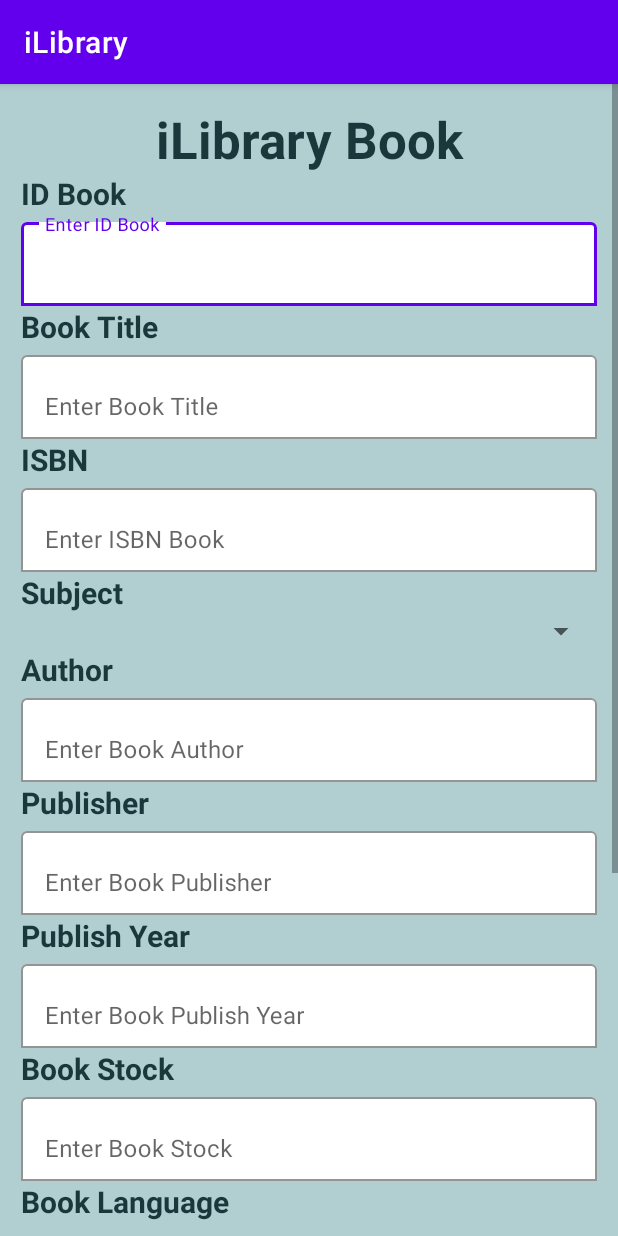
After one commit to eunannana/iLibrary, an Android app: the AddBook screen opened directly, with no data from a screen before it, on a phone screen of 412 x 824 dp. The commit adds this screen. Run offline under Robolectric (Android 15) with nearby library versions, the phone set to English and light mode, and no system bars.

Commit message:
layout for add member and add book

```diff
--- a/src/main/AndroidManifest.xml
+++ b/src/main/AndroidManifest.xml
@@ -9,6 +9,12 @@
         android:roundIcon="@drawable/applogo"
         android:supportsRtl="true"
         android:theme="@style/Theme.ILibrary">
+        <activity
+            android:name=".AddBook"
+            android:exported="false" />
+        <activity
+            android:name=".AddMember"
+            android:exported="false" />
         <activity
             android:name=".Row_Member"
             android:exported="false" />
--- /dev/null
+++ b/src/main/java/com/example/ilibrary/AddBook.java
@@ -0,0 +1,14 @@
+package com.example.ilibrary;
+
+import androidx.appcompat.app.AppCompatActivity;
+
+import android.os.Bundle;
+
+public class AddBook extends AppCompatActivity {
+
+    @Override
+    protected void onCreate(Bundle savedInstanceState) {
+        super.onCreate(savedInstanceState);
+        setContentView(R.layout.activity_add_book);
+    }
+}
--- a/src/main/java/com/example/ilibrary/librarian_login.java
+++ b/src/main/java/com/example/ilibrary/librarian_login.java
@@ -22,10 +22,10 @@ public class librarian_login extends AppCompatActivity {
         super.onCreate(savedInstanceState);
         setContentView(R.layout.activity_librarian_login);
 
-        librarian_login = findViewById(R.id.login_librarian_button);
-
         librarian_id = findViewById(R.id.librarianID);
         librarian_pass = findViewById(R.id.librarianPass);
+
+        librarian_login = findViewById(R.id.login_librarian_button);
 
         librarian_login.setOnClickListener(new View.OnClickListener() {
             @Override
--- /dev/null
+++ b/src/main/res/layout/activity_add_book.xml
@@ -0,0 +1,294 @@
+<?xml version="1.0" encoding="utf-8"?>
+<ScrollView xmlns:android="http://schemas.android.com/apk/res/android"
+    xmlns:app="http://schemas.android.com/apk/res-auto"
+    xmlns:tools="http://schemas.android.com/tools"
+    android:id="@+id/addBookPage"
+    android:layout_width="match_parent"
+    android:layout_height="match_parent"
+    tools:context=".AddBook">
+
+    <LinearLayout
+        android:layout_width="match_parent"
+        android:layout_height="wrap_content"
+        android:background="#B1CFD1"
+        android:orientation="vertical"
+        android:padding="14dp">
+
+        <TextView
+            android:layout_width="match_parent"
+            android:layout_height="match_parent"
+            android:text="iLibrary Book"
+            android:textAlignment="center"
+            android:textColor="#1A373C"
+            android:textSize="34sp"
+            android:textStyle="bold" />
+
+        <TextView
+            android:layout_width="match_parent"
+            android:layout_height="match_parent"
+            android:text="ID Book"
+            android:textColor="#1A373C"
+            android:textSize="20sp"
+            android:textStyle="bold" />
+
+        <com.google.android.material.textfield.TextInputLayout
+            android:layout_width="match_parent"
+            android:layout_height="wrap_content"
+            app:boxBackgroundColor="@color/white"
+            app:boxBackgroundMode="outline">
+
+            <EditText
+                android:id="@+id/IDbook"
+                android:layout_width="match_parent"
+                android:layout_height="wrap_content"
+                android:hint="Enter ID Book"
+                android:inputType="number" />
+        </com.google.android.material.textfield.TextInputLayout>
+
+        <TextView
+            android:layout_width="match_parent"
+            android:layout_height="match_parent"
+            android:text="Book Title"
+            android:textColor="#1A373C"
+            android:textSize="20sp"
+            android:textStyle="bold" />
+
+        <com.google.android.material.textfield.TextInputLayout
+            android:layout_width="match_parent"
+            android:layout_height="wrap_content"
+            app:boxBackgroundColor="@color/white"
+            app:boxBackgroundMode="outline">
+
+            <EditText
+                android:id="@+id/titleBook"
+                android:layout_width="match_parent"
+                android:layout_height="wrap_content"
+                android:hint="Enter Book Title" />
+        </com.google.android.material.textfield.TextInputLayout>
+
+        <TextView
+            android:layout_width="match_parent"
+            android:layout_height="match_parent"
+            android:text="ISBN"
+            android:textColor="#1A373C"
+            android:textSize="20sp"
+            android:textStyle="bold" />
+
+        <com.google.android.material.textfield.TextInputLayout
+            android:layout_width="match_parent"
+            android:layout_height="wrap_content"
+            app:boxBackgroundColor="@color/white"
+            app:boxBackgroundMode="outline">
+
+            <EditText
+                android:id="@+id/ISBN"
+                android:layout_width="match_parent"
+                android:layout_height="wrap_content"
+                android:hint="Enter ISBN Book"
+                android:inputType="number" />
+        </com.google.android.material.textfield.TextInputLayout>
+
+        <TextView
+            android:layout_width="match_parent"
+            android:layout_height="match_parent"
+            android:text="Subject"
+            android:textColor="#1A373C"
+            android:textSize="20sp"
+            android:textStyle="bold" />
+
+        <com.google.android.material.textfield.TextInputLayout
+            android:layout_width="match_parent"
+            android:layout_height="wrap_content"
+            app:boxBackgroundColor="@color/white"
+            app:boxBackgroundMode="outline">
+
+            <Spinner
+                android:id="@+id/spinner2"
+                android:layout_width="match_parent"
+                android:layout_height="wrap_content"
+                android:spinnerMode="dropdown" />
+        </com.google.android.material.textfield.TextInputLayout>
+
+        <TextView
+            android:layout_width="match_parent"
+            android:layout_height="match_parent"
+            android:text="Author"
+            android:textColor="#1A373C"
+            android:textSize="20sp"
+            android:textStyle="bold" />
+
+        <com.google.android.material.textfield.TextInputLayout
+            android:layout_width="match_parent"
+            android:layout_height="wrap_content"
+            app:boxBackgroundColor="@color/white"
+            app:boxBackgroundMode="outline">
+
+            <EditText
+                android:id="@+id/authorBook"
+                android:layout_width="match_parent"
+                android:layout_height="wrap_content"
+                android:layout_weight="1"
+                android:ems="10"
+                android:hint="Enter Book Author" />
+        </com.google.android.material.textfield.TextInputLayout>
+
+
+        <TextView
+            android:layout_width="match_parent"
+            android:layout_height="match_parent"
+            android:text="Publisher"
+            android:textColor="#1A373C"
+            android:textSize="20sp"
+            android:textStyle="bold" />
+
+        <com.google.android.material.textfield.TextInputLayout
+            android:layout_width="match_parent"
+            android:layout_height="wrap_content"
+            app:boxBackgroundColor="@color/white"
+            app:boxBackgroundMode="outline">
+
+            <EditText
+                android:id="@+id/publisherBook"
+                android:layout_width="match_parent"
+                android:layout_height="wrap_content"
+                android:hint="Enter Book Publisher" />
+        </com.google.android.material.textfield.TextInputLayout>
+
+        <TextView
+            android:layout_width="match_parent"
+            android:layout_height="match_parent"
+            android:text="Publish Year"
+            android:textColor="#1A373C"
+            android:textSize="20sp"
+            android:textStyle="bold" />
+
+        <com.google.android.material.textfield.TextInputLayout
+            android:layout_width="match_parent"
+            android:layout_height="wrap_content"
+            app:boxBackgroundColor="@color/white"
+            app:boxBackgroundMode="outline">
+
+            <EditText
+                android:id="@+id/yearBook"
+                android:layout_width="match_parent"
+                android:layout_height="wrap_content"
+                android:hint="Enter Book Publish Year"
+                android:inputType="number" />
+        </com.google.android.material.textfield.TextInputLayout>
+
+        <TextView
+            android:layout_width="match_parent"
+            android:layout_height="match_parent"
+            android:text="Book Stock"
+            android:textColor="#1A373C"
+            android:textSize="20sp"
+            android:textStyle="bold" />
+
+        <com.google.android.material.textfield.TextInputLayout
+            android:layout_width="match_parent"
+            android:layout_height="wrap_content"
+            app:boxBackgroundColor="@color/white"
+            app:boxBackgroundMode="outline">
+
+            <EditText
+                android:id="@+id/stockBook"
+                android:layout_width="match_parent"
+                android:layout_height="wrap_content"
+                android:hint="Enter Book Stock"
+                android:inputType="number" />
+        </com.google.android.material.textfield.TextInputLayout>
+
+        <TextView
+            android:layout_width="match_parent"
+            android:layout_height="match_parent"
+            android:text="Book Language"
+            android:textColor="#1A373C"
+            android:textSize="20sp"
+            android:textStyle="bold" />
+
+        <com.google.android.material.textfield.TextInputLayout
+            android:layout_width="match_parent"
+            android:layout_height="wrap_content"
+            app:boxBackgroundColor="@color/white"
+            app:boxBackgroundMode="outline">
+
+            <Spinner
+                android:id="@+id/spinner3"
+                android:layout_width="match_parent"
+                android:layout_height="wrap_content"
+                android:spinnerMode="dropdown" />
+        </com.google.android.material.textfield.TextInputLayout>
+
+        <TextView
+            android:layout_width="match_parent"
+            android:layout_height="match_parent"
+            android:text="Physical Description"
+            android:textColor="#1A373C"
+            android:textSize="20sp"
+            android:textStyle="bold" />
+
+        <com.google.android.material.textfield.TextInputLayout
+            android:layout_width="match_parent"
+            android:layout_height="wrap_content"
+            app:boxBackgroundColor="@color/white"
+            app:boxBackgroundMode="outline">
+
+            <EditText
+                android:id="@+id/descBook"
+                android:layout_width="match_parent"
+                android:layout_height="wrap_content"
+                android:hint="Enter Pysichal Book Description" />
+        </com.google.android.material.textfield.TextInputLayout>
+
+        <TextView
+            android:layout_width="match_parent"
+            android:layout_height="match_parent"
+            android:text="Book Summary"
+            android:textColor="#1A373C"
+            android:textSize="20sp"
+            android:textStyle="bold" />
+
+        <com.google.android.material.textfield.TextInputLayout
+            android:layout_width="match_parent"
+            android:layout_height="wrap_content"
+            app:boxBackgroundColor="@color/white"
+            app:boxBackgroundMode="outline">
+
+            <EditText
+                android:id="@+id/summaryBook"
+                android:layout_width="match_parent"
+                android:layout_height="wrap_content"
+                android:hint="Enter Book Summary" />
+        </com.google.android.material.textfield.TextInputLayout>
+
+        <TextView
+            android:layout_width="match_parent"
+            android:layout_height="match_parent"
+            android:text="Librarian ID"
+            android:textColor="#1A373C"
+            android:textSize="20sp"
+            android:textStyle="bold" />
+
+        <com.google.android.material.textfield.TextInputLayout
+            android:layout_width="match_parent"
+            android:layout_height="wrap_content"
+            app:boxBackgroundColor="@color/white"
+            app:boxBackgroundMode="outline">
+
+            <EditText
+                android:id="@+id/librarian_ID"
+                android:layout_width="match_parent"
+                android:layout_height="wrap_content"
+                android:hint="Enter Librarian ID"
+                android:inputType="number" />
+        </com.google.android.material.textfield.TextInputLayout>
+
+        <Button
+            android:id="@+id/btn_save"
+            android:layout_width="match_parent"
+            android:layout_height="wrap_content"
+            android:layout_marginTop="10dp"
+            android:text="Add Book" />
+
+    </LinearLayout>
+</ScrollView>
--- a/src/main/res/layout/activity_librarian_homepage.xml
+++ b/src/main/res/layout/activity_librarian_homepage.xml
@@ -21,7 +21,7 @@
         app:srcCompat="@drawable/memberlist" />
 
     <TextView
-        android:id="@+id/textView7"
+        android:id="@+id/MemberButton"
         android:layout_width="wrap_content"
         android:layout_height="wrap_content"
         android:fontFamily="sans-serif-medium"
```
Also changed, not shown: src/main/java/com/example/ilibrary/AddMember.java (added, +14 -0 lines), src/main/res/layout/activity_add_member.xml (added, +207 -0 lines).
